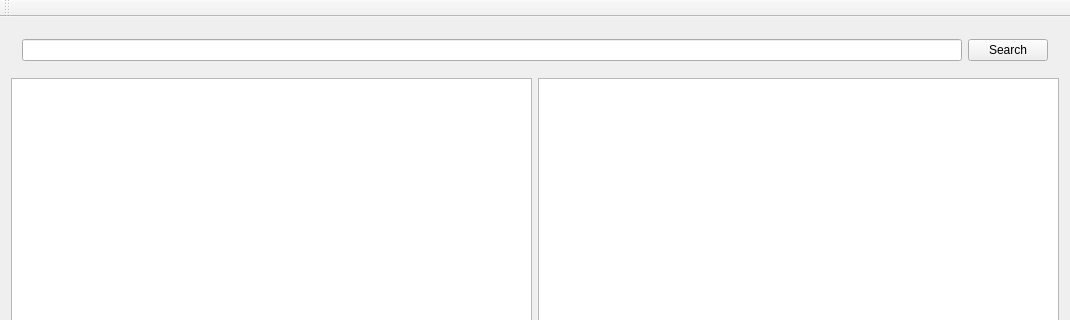
Drakenhielm/Biobokningssystem, file biobos_model/mainwindow.ui: the form before one commit; both pictures show x 0 to 1070 and y 0 to 320 of the 1070 by 667 pixel window.
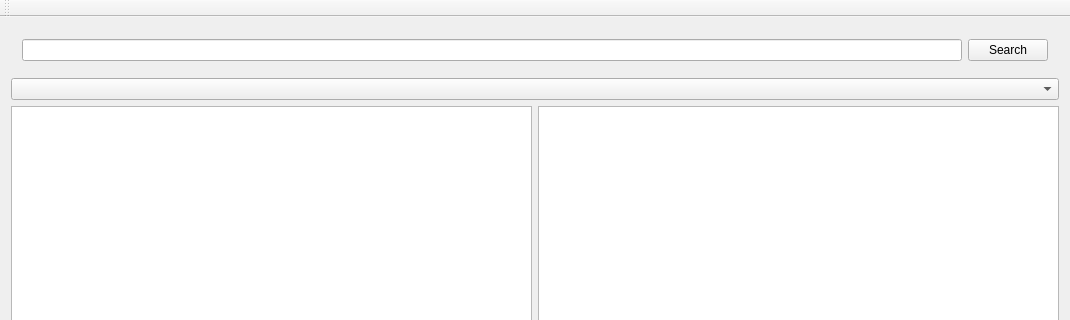
The form after the commit.

```diff
--- a/biobos_model/mainwindow.ui
+++ b/biobos_model/mainwindow.ui
@@ -31,6 +31,22 @@
       </layout>
      </widget>
     </item>
+    <item>
+     <widget class="QComboBox" name="comboBox">
+      <property name="editable">
+       <bool>false</bool>
+      </property>
+      <property name="maxVisibleItems">
+       <number>18</number>
+      </property>
+      <property name="duplicatesEnabled">
+       <bool>true</bool>
+      </property>
+      <property name="frame">
+       <bool>true</bool>
+      </property>
+     </widget>
+    </item>
     <item>
      <layout class="QHBoxLayout" name="horizontalLayout_2">
       <item>
```
